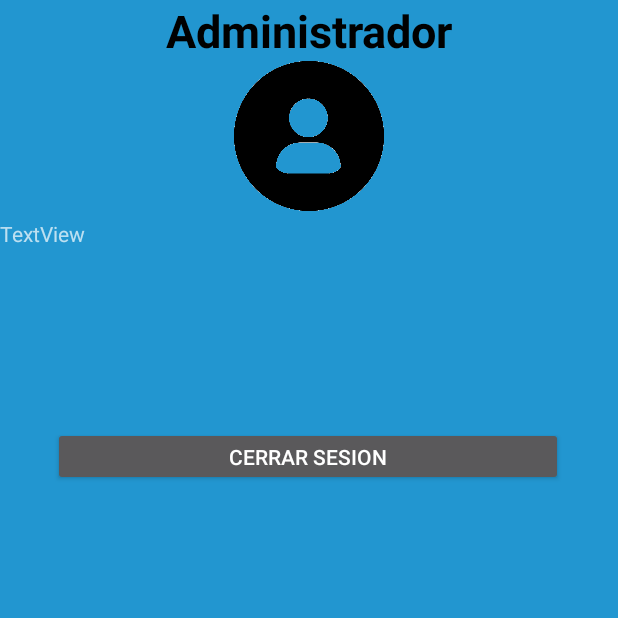
After one commit to MrBrownie1/MEDIARM, an Android app: the MainActivityAdmi screen opened directly, with no data from a screen before it, on a phone screen of 412 x 824 dp, the top half of it. The commit adds this screen. Run offline under Robolectric (Android 15) with nearby library versions, the phone set to English and light mode, and no system bars; our stand-ins replace Firebase (no records; nobody signed in at launch, a user with empty details on screens opened directly).

Commit message:
Crud Admi

```diff
--- /dev/null
+++ b/app/src/main/java/com/example/mediarm/MainActivityAdmi.java
@@ -0,0 +1,51 @@
+package com.example.mediarm;
+
+import androidx.appcompat.app.AppCompatActivity;
+import androidx.recyclerview.widget.LinearLayoutManager;
+import androidx.recyclerview.widget.RecyclerView;
+
+import android.os.Bundle;
+
+import com.example.mediarm.ui.main.user;
+import com.example.mediarm.ui.main.userAdapter;
+import com.firebase.ui.firestore.FirestoreRecyclerOptions;
+import com.google.firebase.firestore.FirebaseFirestore;
+import com.google.firebase.firestore.Query;
+
+public class MainActivityAdmi extends AppCompatActivity {
+
+    RecyclerView mRecycler;
+    userAdapter mAdapter;
+    FirebaseFirestore mFirestore;
+
+    @Override
+    protected void onCreate(Bundle savedInstanceState) {
+        super.onCreate(savedInstanceState);
+        setContentView(R.layout.activity_main_admi);
+
+        mFirestore = FirebaseFirestore.getInstance();
+        mRecycler = findViewById(R.id.recyclerViewSingle);
+        mRecycler.setLayoutManager(new LinearLayoutManager(this));
+        Query query = mFirestore.collection("users");
+
+        FirestoreRecyclerOptions<user> firestoreRecyclerOptions =
+                new FirestoreRecyclerOptions.Builder<user>().setQuery(query, user.class).build();
+
+        mAdapter = new userAdapter(firestoreRecyclerOptions,  this);
+        mAdapter.notifyDataSetChanged();
+        mRecycler.setAdapter(mAdapter);
+
+    }
+
+    @Override
+    protected void onStart() {
+        super.onStart();
+        mAdapter.startListening();
+    }
+
+    @Override
+    protected void onStop() {
+        super.onStop();
+        mAdapter.startListening();
+    }
+}
--- /dev/null
+++ b/app/src/main/res/drawable-v24/ic_create_24.xml
@@ -0,0 +1,5 @@
+<vector android:height="24dp" android:tint="#FFFFFF"
+    android:viewportHeight="24" android:viewportWidth="24"
+    android:width="24dp" xmlns:android="http://schemas.android.com/apk/res/android">
+    <path android:fillColor="@android:color/white" android:pathData="M3,17.25V21h3.75L17.81,9.94l-3.75,-3.75L3,17.25zM20.71,7.04c0.39,-0.39 0.39,-1.02 0,-1.41l-2.34,-2.34c-0.39,-0.39 -1.02,-0.39 -1.41,0l-1.83,1.83 3.75,3.75 1.83,-1.83z"/>
+</vector>
--- /dev/null
+++ b/app/src/main/res/drawable-v24/ic_delete_24.xml
@@ -0,0 +1,5 @@
+<vector android:height="24dp" android:tint="#FFFFFF"
+    android:viewportHeight="24" android:viewportWidth="24"
+    android:width="24dp" xmlns:android="http://schemas.android.com/apk/res/android">
+    <path android:fillColor="@android:color/white" android:pathData="M6,19c0,1.1 0.9,2 2,2h8c1.1,0 2,-0.9 2,-2V7H6v12zM19,4h-3.5l-1,-1h-5l-1,1H5v2h14V4z"/>
+</vector>
--- /dev/null
+++ b/app/src/main/res/layout/activity_main_admi.xml
@@ -0,0 +1,59 @@
+<?xml version="1.0" encoding="utf-8"?>
+<androidx.constraintlayout.widget.ConstraintLayout xmlns:android="http://schemas.android.com/apk/res/android"
+    xmlns:app="http://schemas.android.com/apk/res-auto"
+    xmlns:tools="http://schemas.android.com/tools"
+    android:layout_width="match_parent"
+    android:layout_height="match_parent"
+    android:background="@color/blue"
+    tools:context=".MainActivityAdmi">
+
+    <androidx.recyclerview.widget.RecyclerView
+        android:id="@+id/recyclerViewSingle"
+        android:layout_width="390dp"
+        android:layout_height="500dp"
+        app:layout_constraintBottom_toBottomOf="parent"
+        app:layout_constraintEnd_toEndOf="parent"
+        app:layout_constraintHorizontal_bias="0.238"
+        app:layout_constraintStart_toStartOf="parent"
+        app:layout_constraintTop_toTopOf="parent"
+        app:layout_constraintVertical_bias="1.0" />
+
+    <Button
+        android:id="@+id/button2"
+        android:layout_width="340dp"
+        android:layout_height="39dp"
+        android:text="@string/cerrar_sesion"
+        app:layout_constraintBottom_toTopOf="@+id/recyclerViewSingle"
+        app:layout_constraintEnd_toEndOf="parent"
+        app:layout_constraintHorizontal_bias="0.492"
+        app:layout_constraintStart_toStartOf="parent"
+        app:layout_constraintTop_toTopOf="parent"
+        app:layout_constraintVertical_bias="1.0" />
+
+    <ImageView
+        android:id="@+id/imageView3"
+        android:layout_width="match_parent"
+        android:layout_height="100dp"
+        app:srcCompat="@drawable/admi_icon"
+        app:layout_constraintTop_toBottomOf="@id/textView2"/>
+
+    <TextView
+        android:id="@+id/textView"
+        android:layout_width="221dp"
+        android:layout_height="35dp"
+        android:text="TextView"
+        tools:layout_editor_absoluteX="109dp"
+        tools:layout_editor_absoluteY="148dp"
+        android:layout_marginTop="5dp"
+        app:layout_constraintTop_toBottomOf="@id/imageView3"/>
+
+    <TextView
+        android:id="@+id/textView2"
+        android:layout_width="match_parent"
+        android:layout_height="wrap_content"
+        android:text="@string/administrador"
+        android:textSize="30sp"
+        android:textStyle="bold"
+        android:textAlignment="center"
+        android:textColor="@color/black"/>
+</androidx.constraintlayout.widget.ConstraintLayout>
--- a/app/src/main/res/values/strings.xml
+++ b/app/src/main/res/values/strings.xml
@@ -27,4 +27,9 @@
     <string name="registrar">Registrar</string>
     <string name="login">Login</string>
     <string name="registrate">Registrate</string>
+    <string name="tecnicas_y_metodos">Tecnicas y Metodos</string>
+    <string name="cerrar_sesion">Cerrar sesion</string>
+    <string name="administrador">Administrador</string>
+    <string name="update">Update</string>
+    <string name="actualizar_datos">Actualizar datos</string>
 </resources>
```
Also changed, not shown: app/src/main/AndroidManifest.xml (+12 -3 lines), app/src/main/java/com/example/mediarm/ActivityUpdate.java (added, +100 -0 lines), app/src/main/java/com/example/mediarm/MainActivity.java (+15 -0 lines), app/src/main/java/com/example/mediarm/ui/main/user.java (added, +55 -0 lines), app/src/main/java/com/example/mediarm/ui/main/userAdapter.java (added, +105 -0 lines), app/src/main/res/layout/activity_main.xml (+16 -0 lines), app/src/main/res/layout/activity_update.xml (added, +61 -0 lines), app/src/main/res/layout/view_user_admi.xml (added, +106 -0 lines), app/src/main/res/drawable-v24/admi_icon.png (added).
